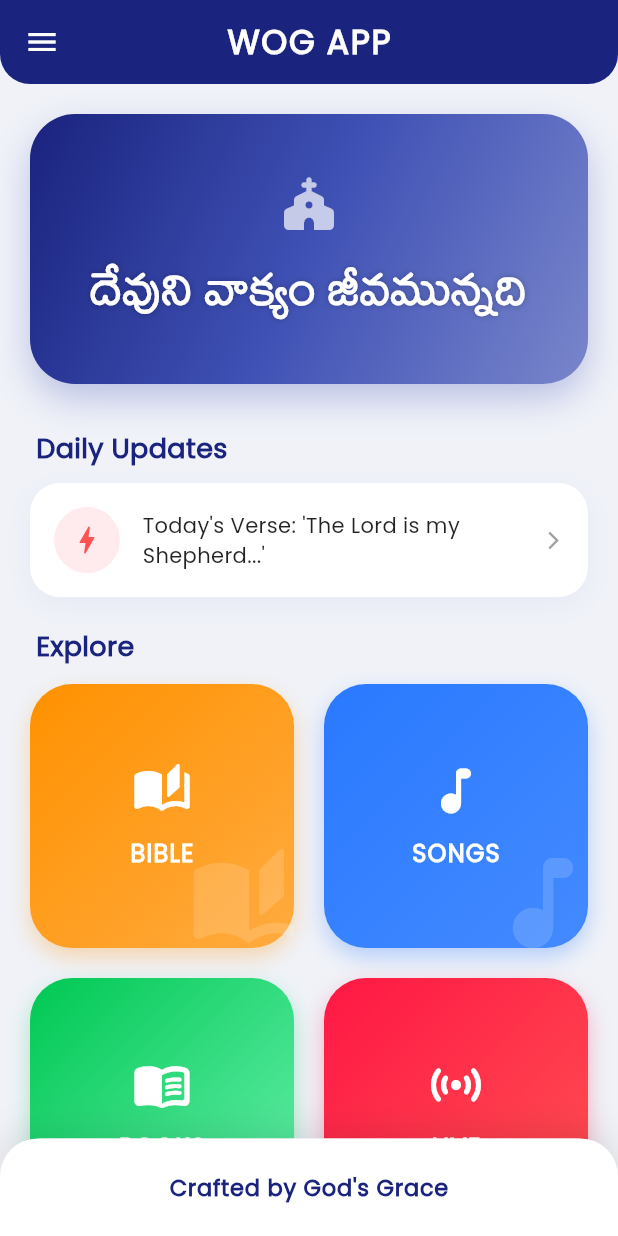
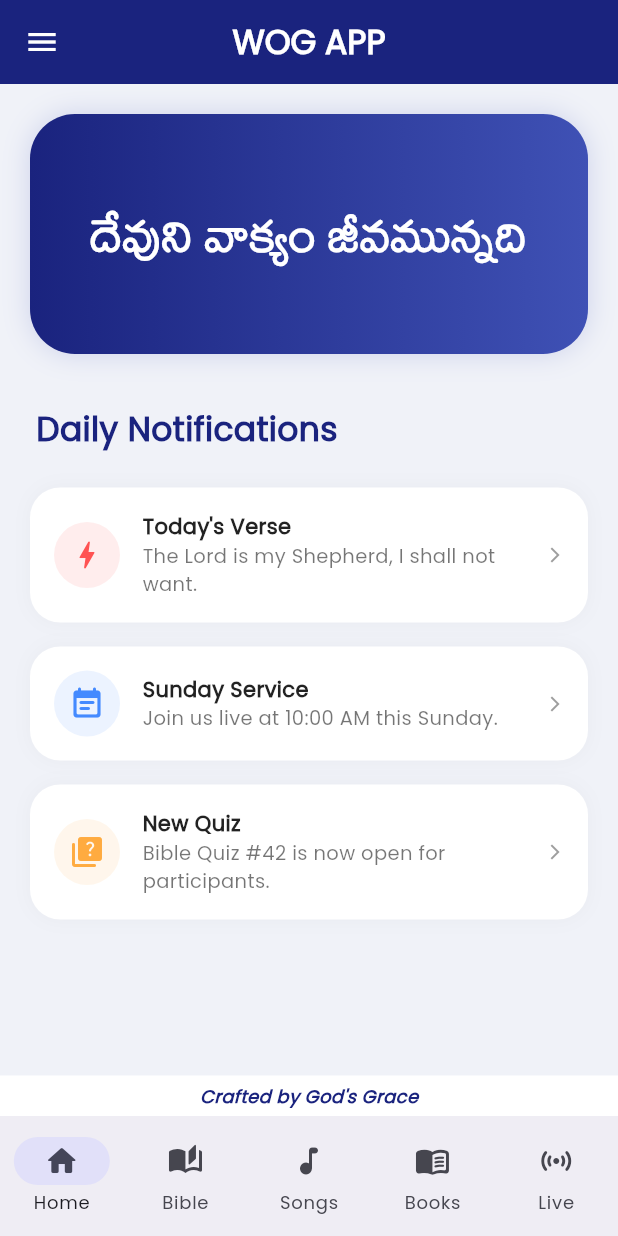
Before and after one commit to worldofgod79-del/wog_apk, a Flutter app: the screen it shows after launch, on a phone screen of 412 x 824 dp. Run offline on Flutter 3.47's test engine with Material 3 defaults, Android fonts, the phone set to English and light mode, and no system bars.

Commit message:
Update main.dart

```diff
--- a/lib/main.dart
+++ b/lib/main.dart
@@ -18,206 +18,79 @@ class WogApp extends StatelessWidget {
         fontFamily: 'Poppins',
         colorScheme: ColorScheme.fromSeed(seedColor: const Color(0xFF1A237E)),
       ),
-      home: const SplashScreen(),
+      home: const MainHomePage(),
     );
   }
 }
 
-class SplashScreen extends StatefulWidget {
-  const SplashScreen({super.key});
+class MainHomePage extends StatefulWidget {
+  const MainHomePage({super.key});
   @override
-  State<SplashScreen> createState() => _SplashScreenState();
+  State<MainHomePage> createState() => _MainHomePageState();
 }
 
-class _SplashScreenState extends State<SplashScreen> {
-  @override
-  void initState() {
-    super.initState();
-    Timer(const Duration(seconds: 3), () {
-      if (mounted) Navigator.pushReplacement(context, MaterialPageRoute(builder: (context) => const MainHomePage()));
-    });
-  }
-  @override
-  Widget build(BuildContext context) {
-    return const Scaffold(
-      backgroundColor: Colors.white,
-      body: Center(
-        child: Column(
-          mainAxisAlignment: MainAxisAlignment.center,
-          children: [
-            Icon(Icons.auto_awesome_rounded, size: 90, color: Color(0xFF1A237E)),
-            SizedBox(height: 20),
-            Text("WOG APP", style: TextStyle(fontSize: 32, fontWeight: FontWeight.w800, color: Color(0xFF1A237E), letterSpacing: 1.5)),
-          ],
-        ),
-      ),
-    );
-  }
-}
+class _MainHomePageState extends State<MainHomePage> {
+  int _currentIndex = 0;
 
-class MainHomePage extends StatelessWidget {
-  const MainHomePage({super.key});
+  // Screens list for Navigation
+  final List<Widget> _screens = [
+    const HomeScreenContent(), // Index 0: Home with Notifications
+    const BibleListScreen(),   // Index 1: Bible
+    const PlaceholderScreen(title: "Songs"), // Index 2
+    const PlaceholderScreen(title: "Books"), // Index 3
+    const PlaceholderScreen(title: "Live Stream"), // Index 4
+  ];
 
   @override
   Widget build(BuildContext context) {
     return Scaffold(
       backgroundColor: const Color(0xFFF0F2F8),
       appBar: AppBar(
-        title: const Text("WOG APP", style: TextStyle(fontWeight: FontWeight.w800, color: Colors.white, letterSpacing: 1.1)),
+        title: const Text("WOG APP", style: TextStyle(fontWeight: FontWeight.w800, color: Colors.white)),
         backgroundColor: const Color(0xFF1A237E),
         centerTitle: true,
         elevation: 0,
         iconTheme: const IconThemeData(color: Colors.white),
-        shape: const RoundedRectangleBorder(borderRadius: BorderRadius.vertical(bottom: Radius.circular(20))),
       ),
       drawer: _buildDrawer(context),
-      body: SingleChildScrollView(
-        child: Column(
-          crossAxisAlignment: CrossAxisAlignment.start,
+      body: IndexedStack(
+        index: _currentIndex,
+        children: _screens,
+      ),
+      // BOTTOM NAVIGATION BAR (Meeru adigina buttons ikkadiki marchanu)
+      bottomNavigationBar: Column(
+        mainAxisSize: MainAxisSize.min,
         children: [
-            _buildBanner(),
-
-            // DAILY UPDATES SECTION
-            const Padding(
-              padding: EdgeInsets.symmetric(horizontal: 24, vertical: 10),
-              child: Text("Daily Updates", style: TextStyle(fontSize: 18, fontWeight: FontWeight.w800, color: Color(0xFF1A237E))),
-            ),
-            _buildNotificationCard(),
-
-            const Padding(
-              padding: EdgeInsets.only(left: 24, top: 20, bottom: 12),
-              child: Text("Explore", style: TextStyle(fontSize: 18, fontWeight: FontWeight.w800, color: Color(0xFF1A237E))),
-            ),
-            _buildModernGrid(context),
-            const SizedBox(height: 100),
-          ],
-        ),
-      ),
-      // PREMIUM BOTTOM NAVIGATION MESSAGE
-      bottomSheet: Container(
-        height: 65,
+          // Crafted by Grace Message
+          Container(
             width: double.infinity,
-        decoration: BoxDecoration(
+            padding: const EdgeInsets.symmetric(vertical: 5),
             color: Colors.white,
-          boxShadow: [BoxShadow(color: Colors.black.withOpacity(0.1), blurRadius: 20, offset: const Offset(0, -5))],
-          borderRadius: const BorderRadius.vertical(top: Radius.circular(25)),
-        ),
             child: Center(
               child: Text(
                 "Crafted by God's Grace",
-            style: TextStyle(fontFamily: 'Poppins', color: Colors.indigo[900], fontSize: 15, fontWeight: FontWeight.w600, letterSpacing: 0.5),
+                style: TextStyle(color: Colors.indigo[900], fontSize: 12, fontWeight: FontWeight.w600, fontStyle: FontStyle.italic),
               ),
             ),
           ),
-    );
-  }
-
-  Widget _buildNotificationCard() {
-    return Container(
-      margin: const EdgeInsets.symmetric(horizontal: 20),
-      padding: const EdgeInsets.all(16),
-      decoration: BoxDecoration(
-        color: Colors.white,
-        borderRadius: BorderRadius.circular(20),
-        boxShadow: [BoxShadow(color: Colors.indigo.withOpacity(0.05), blurRadius: 15, offset: const Offset(0, 5))],
-      ),
-      child: Row(
-        children: [
-          Container(
-            padding: const EdgeInsets.all(10),
-            decoration: BoxDecoration(color: Colors.red[50], shape: BoxShape.circle),
-            child: const Icon(Icons.bolt_rounded, color: Colors.redAccent, size: 24),
-          ),
-          const SizedBox(width: 15),
-          const Expanded(
-            child: Text(
-              "Today's Verse: 'The Lord is my Shepherd...'",
-              style: TextStyle(fontSize: 14, fontWeight: FontWeight.w500, color: Colors.black87),
-            ),
-          ),
-          const Icon(Icons.arrow_forward_ios, size: 14, color: Colors.grey),
+          NavigationBar(
+            selectedIndex: _currentIndex,
+            onDestinationSelected: (index) => setState(() => _currentIndex = index),
+            destinations: const [
+              NavigationDestination(icon: Icon(Icons.home_rounded), label: 'Home'),
+              NavigationDestination(icon: Icon(Icons.auto_stories_rounded), label: 'Bible'),
+              NavigationDestination(icon: Icon(Icons.music_note_rounded), label: 'Songs'),
+              NavigationDestination(icon: Icon(Icons.menu_book_rounded), label: 'Books'),
+              NavigationDestination(icon: Icon(Icons.sensors_rounded), label: 'Live'),
             ],
           ),
-    );
-  }
-
-  Widget _buildBanner() {
-    return Container(
-      height: 180,
-      width: double.infinity,
-      margin: const EdgeInsets.all(20),
-      decoration: BoxDecoration(
-        borderRadius: BorderRadius.circular(30),
-        gradient: const LinearGradient(
-          begin: Alignment.topLeft,
-          end: Alignment.bottomRight,
-          colors: [Color(0xFF1A237E), Color(0xFF3F51B5), Color(0xFF7986CB)],
-        ),
-        boxShadow: [BoxShadow(color: Colors.indigo.withOpacity(0.3), blurRadius: 20, offset: const Offset(0, 10))],
-      ),
-      child: Center(
-        child: Column(
-          mainAxisAlignment: MainAxisAlignment.center,
-          children: [
-            const Icon(Icons.church_rounded, color: Colors.white70, size: 40),
-            const SizedBox(height: 10),
-            Text("దేవుని వాక్యం జీవమున్నది",
-              style: TextStyle(fontFamily: 'Mallanna', color: Colors.white, fontSize: 34, fontWeight: FontWeight.bold, shadows: [Shadow(color: Colors.black26, blurRadius: 5)])),
         ],
-        ),
-      ),
-    );
-  }
-  Widget _buildModernGrid(BuildContext context) {
-    return Padding(
-      padding: const EdgeInsets.symmetric(horizontal: 20),
-      child: GridView.count(
-        shrinkWrap: true,
-        physics: const NeverScrollableScrollPhysics(),
-        crossAxisCount: 2,
-        crossAxisSpacing: 20,
-        mainAxisSpacing: 20,
-        children: [
-          _modernMenuCard(context, "BIBLE", Icons.auto_stories_rounded, [const Color(0xFFFF9100), const Color(0xFFFFAB40)], const BibleListScreen()),
-          _modernMenuCard(context, "SONGS", Icons.music_note_rounded, [const Color(0xFF2979FF), const Color(0xFF448AFF)], const CommonPlaceholder(title: "Songs")),
-          _modernMenuCard(context, "BOOKS", Icons.menu_book_rounded, [const Color(0xFF00C853), const Color(0xFF69F0AE)], const CommonPlaceholder(title: "Books")),
-          _modernMenuCard(context, "LIVE", Icons.sensors_rounded, [const Color(0xFFFF1744), const Color(0xFFFF5252)], const CommonPlaceholder(title: "Live Stream")),
-        ],
-      ),
-    );
-  }
-
-  Widget _modernMenuCard(BuildContext context, String title, IconData icon, List<Color> colors, Widget screen) {
-    return InkWell(
-      onTap: () => Navigator.push(context, MaterialPageRoute(builder: (context) => screen)),
-      child: Container(
-        decoration: BoxDecoration(
-          borderRadius: BorderRadius.circular(28),
-          gradient: LinearGradient(begin: Alignment.topLeft, end: Alignment.bottomRight, colors: colors),
-          boxShadow: [BoxShadow(color: colors[0].withOpacity(0.3), blurRadius: 12, offset: const Offset(0, 6))],
-        ),
-        child: Stack(
-          children: [
-            Positioned(right: -10, bottom: -10, child: Icon(icon, size: 80, color: Colors.white.withOpacity(0.15))),
-            Center(
-              child: Column(
-                mainAxisAlignment: MainAxisAlignment.center,
-                children: [
-                  Icon(icon, color: Colors.white, size: 40),
-                  const SizedBox(height: 10),
-                  Text(title, style: const TextStyle(color: Colors.white, fontWeight: FontWeight.w800, fontSize: 16, letterSpacing: 0.8)),
-                ],
-              ),
-            ),
-          ],
-        ),
       ),
     );
   }
 
   Widget _buildDrawer(BuildContext context) {
     return Drawer(
-      backgroundColor: Colors.white,
       child: Column(
         children: [
           const UserAccountsDrawerHeader(
@@ -232,7 +105,7 @@ class MainHomePage extends StatelessWidget {
           const Spacer(),
           const Divider(),
           _drawerTile(Icons.info_outline_rounded, "About Us"),
-          const SizedBox(height: 20),
+          const SizedBox(height: 10),
         ],
       ),
     );
@@ -242,12 +115,73 @@ class MainHomePage extends StatelessWidget {
     return ListTile(
       leading: Icon(icon, color: const Color(0xFF1A237E)),
       title: Text(title, style: const TextStyle(fontWeight: FontWeight.w600)),
-      onTap: () {},
+      onTap: () => Navigator.pop(context),
     );
   }
 }
 
-// BIBLE logic continues (Chapter/Verse screens with Mallanna font)
+// HOME PAGE CONTENT (Notifications Section)
+class HomeScreenContent extends StatelessWidget {
+  const HomeScreenContent({super.key});
+
+  @override
+  Widget build(BuildContext context) {
+    return SingleChildScrollView(
+      child: Column(
+        crossAxisAlignment: CrossAxisAlignment.start,
+        children: [
+          _buildBanner(),
+          const Padding(
+            padding: EdgeInsets.symmetric(horizontal: 24, vertical: 15),
+            child: Text("Daily Notifications", style: TextStyle(fontSize: 22, fontWeight: FontWeight.w800, color: Color(0xFF1A237E))),
+          ),
+          // Notification 1
+          _notifItem(Icons.bolt_rounded, Colors.redAccent, "Today's Verse", "The Lord is my Shepherd, I shall not want."),
+          // Notification 2
+          _notifItem(Icons.event_note_rounded, Colors.blueAccent, "Sunday Service", "Join us live at 10:00 AM this Sunday."),
+          // Notification 3
+          _notifItem(Icons.quiz_rounded, Colors.orangeAccent, "New Quiz", "Bible Quiz #42 is now open for participants."),
+        ],
+      ),
+    );
+  }
+
+  Widget _buildBanner() {
+    return Container(
+      height: 160,
+      width: double.infinity,
+      margin: const EdgeInsets.all(20),
+      decoration: BoxDecoration(
+        borderRadius: BorderRadius.circular(30),
+        gradient: const LinearGradient(colors: [Color(0xFF1A237E), Color(0xFF3F51B5)]),
+        boxShadow: [BoxShadow(color: Colors.indigo.withOpacity(0.2), blurRadius: 15)],
+      ),
+      child: const Center(
+        child: Text("దేవుని వాక్యం జీవమున్నది",
+          style: TextStyle(fontFamily: 'Mallanna', color: Colors.white, fontSize: 34, fontWeight: FontWeight.bold)),
+      ),
+    );
+  }
+
+  Widget _notifItem(IconData icon, Color color, String title, String subtitle) {
+    return Container(
+      margin: const EdgeInsets.symmetric(horizontal: 20, vertical: 8),
+      padding: const EdgeInsets.all(16),
+      decoration: BoxDecoration(color: Colors.white, borderRadius: BorderRadius.circular(20), boxShadow: [BoxShadow(color: Colors.black.withOpacity(0.03), blurRadius: 10)]),
+      child: Row(
+        children: [
+          Container(padding: const EdgeInsets.all(10), decoration: BoxDecoration(color: color.withOpacity(0.1), shape: BoxShape.circle), child: Icon(icon, color: color, size: 24)),
+          const SizedBox(width: 15),
+          Expanded(child: Column(crossAxisAlignment: CrossAxisAlignment.start, children: [
+            Text(title, style: const TextStyle(fontWeight: FontWeight.w800, fontSize: 14, color: Colors.black87)),
+            Text(subtitle, style: const TextStyle(fontSize: 13, color: Colors.black54)),
+          ])),
+          const Icon(Icons.arrow_forward_ios, size: 12, color: Colors.grey),
+        ],
+      ),
+    );
+  }
+}
 class BibleListScreen extends StatefulWidget {
   const BibleListScreen({super.key});
   @override
@@ -262,28 +196,26 @@ class _BibleListScreenState extends State<BibleListScreen> {
     loadBible();
   }
   Future<void> loadBible() async {
+    try {
       final String res = await rootBundle.loadString('assets/bible.json');
       final data = json.decode(res);
       setState(() => _books = data["books"]);
+    } catch (e) { print(e); }
   }
   @override
   Widget build(BuildContext context) {
-    return Scaffold(
-      appBar: AppBar(title: const Text("Holy Bible"), backgroundColor: const Color(0xFF1A237E), iconTheme: const IconThemeData(color: Colors.white)),
-      body: ListView.builder(
-        padding: const EdgeInsets.symmetric(vertical: 10),
+    return ListView.builder(
+      padding: const EdgeInsets.all(16),
       itemCount: _books.length,
       itemBuilder: (context, i) => Card(
-          margin: const EdgeInsets.symmetric(horizontal: 16, vertical: 6),
+        margin: const EdgeInsets.only(bottom: 10),
         shape: RoundedRectangleBorder(borderRadius: BorderRadius.circular(15)),
         elevation: 0,
-          color: Colors.white,
         child: ListTile(
-            title: Text(_books[i]["name"], style: const TextStyle(fontFamily: 'Mallanna', fontSize: 24, fontWeight: FontWeight.w600)),
-            trailing: const Icon(Icons.arrow_forward_ios_rounded, size: 16, color: Colors.indigo),
+          title: Text(_books[i]["name"], style: const TextStyle(fontFamily: 'Mallanna', fontSize: 24)),
+          trailing: const Icon(Icons.arrow_forward_ios_rounded, size: 16),
           onTap: () => Navigator.push(context, MaterialPageRoute(builder: (context) =>
             VerseScreen(chapterNum: 1, verses: _books[i]["chapters"][0]["verses"]))),
-          ),
         ),
       ),
     );
@@ -307,7 +239,7 @@ class VerseScreen extends StatelessWidget {
             text: TextSpan(
               children: [
                 TextSpan(text: "${verses[i]["number"]}. ", style: const TextStyle(color: Colors.indigo, fontWeight: FontWeight.w800, fontSize: 18)),
-                TextSpan(text: verses[i]["text"], style: const TextStyle(fontFamily: 'Mallanna', color: Colors.black87, fontSize: 23, height: 1.6)),
+                TextSpan(text: verses[i]["text"], style: const TextStyle(fontFamily: 'Mallanna', color: Colors.black87, fontSize: 22, height: 1.6)),
               ],
             ),
           ),
@@ -317,18 +249,11 @@ class VerseScreen extends StatelessWidget {
   }
 }
 
-class CommonPlaceholder extends StatelessWidget {
+class PlaceholderScreen extends StatelessWidget {
   final String title;
-  const CommonPlaceholder({super.key, required this.title});
+  const PlaceholderScreen({super.key, required this.title});
   @override
   Widget build(BuildContext context) {
-    return Scaffold(
-      appBar: AppBar(title: Text(title)),
-      body: Center(child: Column(mainAxisAlignment: MainAxisAlignment.center, children: [
-        Icon(Icons.construction_rounded, size: 60, color: Colors.indigo[200]),
-        const SizedBox(height: 15),
-        Text("$title Section Coming Soon", style: const TextStyle(fontSize: 18, fontWeight: FontWeight.w500)),
-      ])),
-    );
+    return Center(child: Text("$title Coming Soon", style: const TextStyle(fontSize: 18, fontWeight: FontWeight.w600)));
   }
 }
```
Lines whose indentation alone changed are shown as unchanged.
